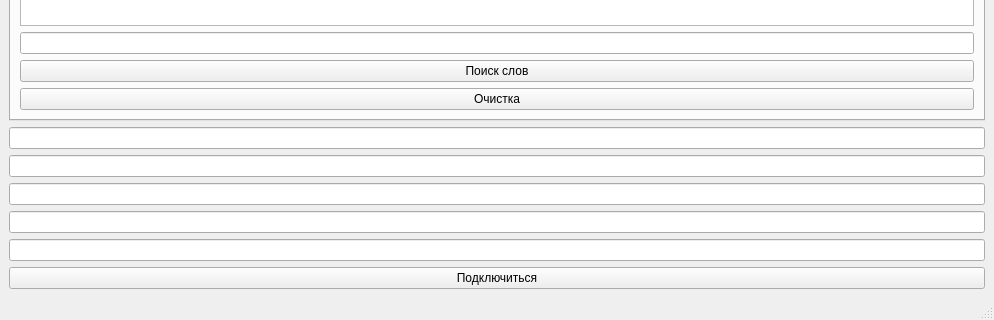
Old version of the form searchEngine/mainwindow.ui in the repository ZhenyaNikiforov/Qt_Diplom; both pictures show x 0 to 994 and y 313 to 633 of the 994 by 633 pixel window.
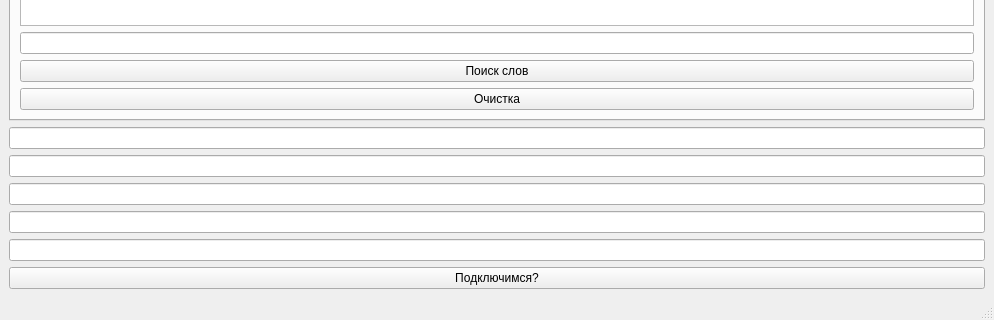
New version of the form.

What changed in the file:
```diff
--- a/searchEngine/mainwindow.ui
+++ b/searchEngine/mainwindow.ui
@@ -91,7 +91,7 @@
     <item>
      <widget class="QPushButton" name="connect">
       <property name="text">
-       <string>Подключиться</string>
+       <string>Подключимся?</string>
       </property>
      </widget>
     </item>
```
Left out of the diff: 2 changed lines with no effect on the pictures.
